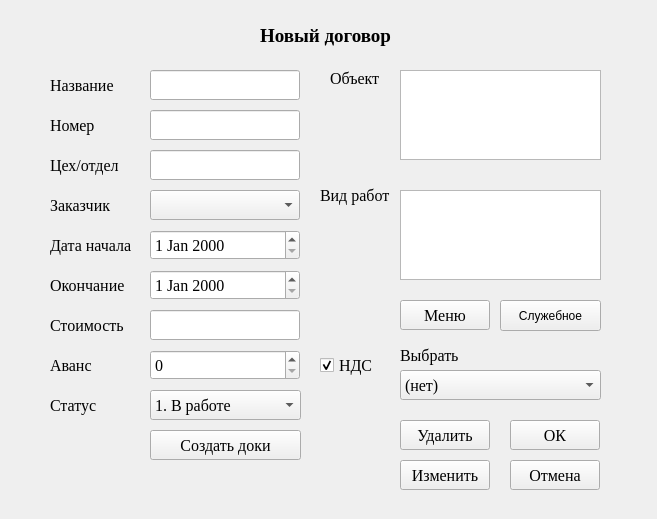
Qt form notebook/sourse/ui_files/new_contract.ui (SmolPO/my_helper) before a commit.
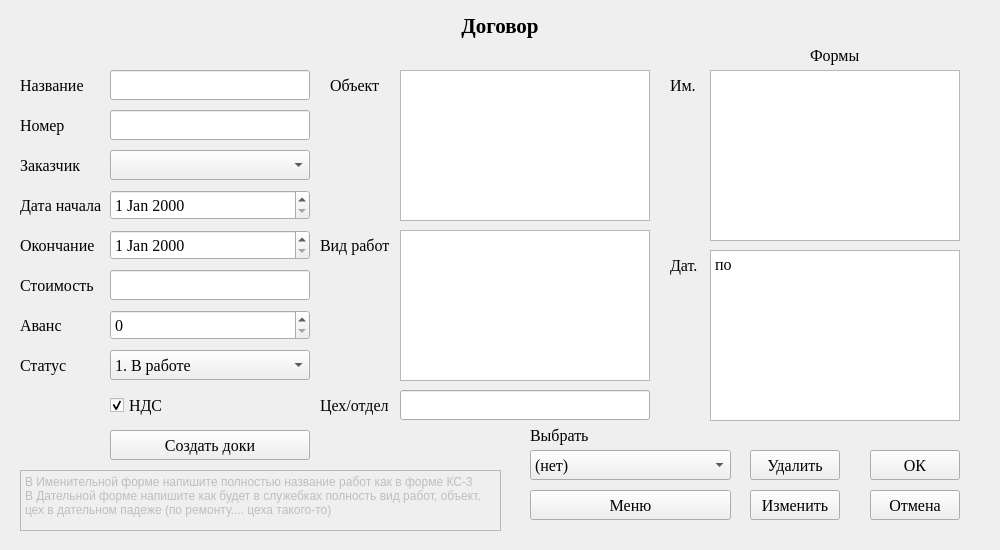
The same form after that commit.

```diff
--- a/notebook/sourse/ui_files/new_contract.ui
+++ b/notebook/sourse/ui_files/new_contract.ui
@@ -9,8 +9,8 @@
    <rect>
     <x>0</x>
     <y>0</y>
-    <width>657</width>
-    <height>519</height>
+    <width>1000</width>
+    <height>550</height>
    </rect>
   </property>
   <property name="windowTitle">
@@ -19,27 +19,30 @@
   <widget class="QLabel" name="label">
    <property name="geometry">
     <rect>
-     <x>260</x>
-     <y>20</y>
-     <width>161</width>
+     <x>400</x>
+     <y>10</y>
+     <width>200</width>
      <height>31</height>
     </rect>
    </property>
    <property name="font">
     <font>
      <family>Times New Roman</family>
-     <pointsize>14</pointsize>
+     <pointsize>16</pointsize>
      <bold>true</bold>
     </font>
    </property>
    <property name="text">
-    <string>Новый договор</string>
+    <string>Договор</string>
+   </property>
+   <property name="alignment">
+    <set>Qt::AlignCenter</set>
    </property>
   </widget>
   <widget class="QLabel" name="label_2">
    <property name="geometry">
     <rect>
-     <x>50</x>
+     <x>20</x>
      <y>70</y>
      <width>121</width>
      <height>30</height>
@@ -58,9 +61,9 @@
   <widget class="QLineEdit" name="name">
    <property name="geometry">
     <rect>
-     <x>150</x>
+     <x>110</x>
      <y>70</y>
-     <width>150</width>
+     <width>200</width>
      <height>30</height>
     </rect>
    </property>
@@ -74,8 +77,8 @@
   <widget class="QLabel" name="label_3">
    <property name="geometry">
     <rect>
-     <x>50</x>
-     <y>190</y>
+     <x>20</x>
+     <y>150</y>
      <width>81</width>
      <height>30</height>
     </rect>
@@ -95,8 +98,8 @@
     <rect>
      <x>400</x>
      <y>70</y>
-     <width>201</width>
-     <height>90</height>
+     <width>250</width>
+     <height>151</height>
     </rect>
    </property>
    <property name="font">
@@ -112,7 +115,7 @@
      <x>330</x>
      <y>70</y>
      <width>71</width>
-     <height>16</height>
+     <height>30</height>
     </rect>
    </property>
    <property name="font">
@@ -129,9 +132,9 @@
    <property name="geometry">
     <rect>
      <x>400</x>
-     <y>190</y>
-     <width>201</width>
-     <height>90</height>
+     <y>230</y>
+     <width>250</width>
+     <height>151</height>
     </rect>
    </property>
    <property name="font">
@@ -145,8 +148,8 @@
    <property name="geometry">
     <rect>
      <x>320</x>
-     <y>180</y>
-     <width>111</width>
+     <y>230</y>
+     <width>81</width>
      <height>31</height>
     </rect>
    </property>
@@ -163,9 +166,9 @@
   <widget class="QLineEdit" name="part">
    <property name="geometry">
     <rect>
-     <x>150</x>
-     <y>150</y>
-     <width>150</width>
+     <x>400</x>
+     <y>390</y>
+     <width>250</width>
      <height>30</height>
     </rect>
    </property>
@@ -179,8 +182,8 @@
   <widget class="QLabel" name="label_6">
    <property name="geometry">
     <rect>
-     <x>50</x>
-     <y>150</y>
+     <x>320</x>
+     <y>390</y>
      <width>91</width>
      <height>30</height>
     </rect>
@@ -198,8 +201,8 @@
   <widget class="QPushButton" name="b_cancel">
    <property name="geometry">
     <rect>
-     <x>510</x>
-     <y>460</y>
+     <x>870</x>
+     <y>490</y>
      <width>90</width>
      <height>30</height>
     </rect>
@@ -217,8 +220,8 @@
   <widget class="QPushButton" name="b_ok">
    <property name="geometry">
     <rect>
-     <x>510</x>
-     <y>420</y>
+     <x>870</x>
+     <y>450</y>
      <width>90</width>
      <height>30</height>
     </rect>
@@ -236,9 +239,9 @@
   <widget class="QLineEdit" name="number">
    <property name="geometry">
     <rect>
-     <x>150</x>
+     <x>110</x>
      <y>110</y>
-     <width>150</width>
+     <width>200</width>
      <height>30</height>
     </rect>
    </property>
@@ -252,7 +255,7 @@
   <widget class="QLabel" name="label_8">
    <property name="geometry">
     <rect>
-     <x>50</x>
+     <x>20</x>
      <y>110</y>
      <width>101</width>
      <height>30</height>
@@ -271,9 +274,9 @@
   <widget class="QDateEdit" name="date">
    <property name="geometry">
     <rect>
-     <x>150</x>
-     <y>230</y>
-     <width>150</width>
+     <x>110</x>
+     <y>190</y>
+     <width>200</width>
      <height>30</height>
     </rect>
    </property>
@@ -287,8 +290,8 @@
   <widget class="QLabel" name="label_9">
    <property name="geometry">
     <rect>
-     <x>50</x>
-     <y>230</y>
+     <x>20</x>
+     <y>190</y>
      <width>101</width>
      <height>30</height>
     </rect>
@@ -306,8 +309,8 @@
   <widget class="QComboBox" name="cb_select">
    <property name="geometry">
     <rect>
-     <x>400</x>
-     <y>370</y>
+     <x>530</x>
+     <y>450</y>
      <width>201</width>
      <height>30</height>
     </rect>
@@ -327,8 +330,8 @@
   <widget class="QLabel" name="label_10">
    <property name="geometry">
     <rect>
-     <x>400</x>
-     <y>340</y>
+     <x>530</x>
+     <y>420</y>
      <width>81</width>
      <height>30</height>
     </rect>
@@ -346,9 +349,9 @@
   <widget class="QComboBox" name="cb_comp">
    <property name="geometry">
     <rect>
-     <x>150</x>
-     <y>190</y>
-     <width>150</width>
+     <x>110</x>
+     <y>150</y>
+     <width>200</width>
      <height>30</height>
     </rect>
    </property>
@@ -362,8 +365,8 @@
   <widget class="QPushButton" name="b_change">
    <property name="geometry">
     <rect>
-     <x>400</x>
-     <y>460</y>
+     <x>750</x>
+     <y>490</y>
      <width>90</width>
      <height>30</height>
     </rect>
@@ -381,8 +384,8 @@
   <widget class="QPushButton" name="b_kill">
    <property name="geometry">
     <rect>
-     <x>400</x>
-     <y>420</y>
+     <x>750</x>
+     <y>450</y>
      <width>90</width>
      <height>30</height>
     </rect>
@@ -400,9 +403,9 @@
   <widget class="QDateEdit" name="date_end">
    <property name="geometry">
     <rect>
-     <x>150</x>
-     <y>270</y>
-     <width>150</width>
+     <x>110</x>
+     <y>230</y>
+     <width>200</width>
      <height>30</height>
     </rect>
    </property>
@@ -416,9 +419,9 @@
   <widget class="QLineEdit" name="price">
    <property name="geometry">
     <rect>
-     <x>150</x>
-     <y>310</y>
-     <width>150</width>
+     <x>110</x>
+     <y>270</y>
+     <width>200</width>
      <height>30</height>
     </rect>
    </property>
@@ -432,8 +435,8 @@
   <widget class="QLabel" name="label_11">
    <property name="geometry">
     <rect>
-     <x>50</x>
-     <y>270</y>
+     <x>20</x>
+     <y>230</y>
      <width>101</width>
      <height>30</height>
     </rect>
@@ -451,8 +454,8 @@
   <widget class="QLabel" name="label_12">
    <property name="geometry">
     <rect>
-     <x>50</x>
-     <y>310</y>
+     <x>20</x>
+     <y>270</y>
      <width>101</width>
      <height>30</height>
     </rect>
@@ -470,8 +473,8 @@
   <widget class="QCheckBox" name="nds">
    <property name="geometry">
     <rect>
-     <x>320</x>
-     <y>350</y>
+     <x>110</x>
+     <y>390</y>
      <width>76</width>
      <height>30</height>
     </rect>
@@ -495,9 +498,9 @@
   <widget class="QSpinBox" name="avans">
    <property name="geometry">
     <rect>
-     <x>150</x>
-     <y>350</y>
-     <width>150</width>
+     <x>110</x>
+     <y>310</y>
+     <width>200</width>
      <height>30</height>
     </rect>
    </property>
@@ -511,8 +514,8 @@
   <widget class="QLabel" name="label_13">
    <property name="geometry">
     <rect>
-     <x>50</x>
-     <y>350</y>
+     <x>20</x>
+     <y>310</y>
      <width>49</width>
      <height>30</height>
     </rect>
@@ -530,9 +533,9 @@
   <widget class="QComboBox" name="status">
    <property name="geometry">
     <rect>
-     <x>150</x>
-     <y>390</y>
-     <width>151</width>
+     <x>110</x>
+     <y>350</y>
+     <width>200</width>
      <height>30</height>
     </rect>
    </property>
@@ -561,8 +564,8 @@
   <widget class="QLabel" name="label_14">
    <property name="geometry">
     <rect>
-     <x>50</x>
-     <y>390</y>
+     <x>20</x>
+     <y>350</y>
      <width>49</width>
      <height>30</height>
     </rect>
@@ -580,9 +583,9 @@
   <widget class="QPushButton" name="b_docs">
    <property name="geometry">
     <rect>
-     <x>150</x>
+     <x>110</x>
      <y>430</y>
-     <width>151</width>
+     <width>200</width>
      <height>30</height>
     </rect>
    </property>
@@ -599,9 +602,9 @@
   <widget class="QPushButton" name="b_menu">
    <property name="geometry">
     <rect>
-     <x>400</x>
-     <y>300</y>
-     <width>90</width>
+     <x>530</x>
+     <y>490</y>
+     <width>201</width>
      <height>30</height>
     </rect>
    </property>
@@ -615,17 +618,121 @@
     <string>Меню</string>
    </property>
   </widget>
-  <widget class="QPushButton" name="fs">
+  <widget class="QTextEdit" name="nomn">
    <property name="geometry">
     <rect>
-     <x>500</x>
-     <y>300</y>
-     <width>101</width>
-     <height>31</height>
+     <x>710</x>
+     <y>70</y>
+     <width>250</width>
+     <height>171</height>
     </rect>
    </property>
+   <property name="font">
+    <font>
+     <family>Times New Roman</family>
+     <pointsize>12</pointsize>
+    </font>
+   </property>
+  </widget>
+  <widget class="QTextEdit" name="datv">
+   <property name="geometry">
+    <rect>
+     <x>710</x>
+     <y>250</y>
+     <width>250</width>
+     <height>171</height>
+    </rect>
+   </property>
+   <property name="font">
+    <font>
+     <family>Times New Roman</family>
+     <pointsize>12</pointsize>
+    </font>
+   </property>
+   <property name="html">
+    <string>&lt;!DOCTYPE HTML PUBLIC &quot;-//W3C//DTD HTML 4.0//EN&quot; &quot;http://www.w3.org/TR/REC-html40/strict.dtd&quot;&gt;
+&lt;html&gt;&lt;head&gt;&lt;meta name=&quot;qrichtext&quot; content=&quot;1&quot; /&gt;&lt;meta charset=&quot;utf-8&quot; /&gt;&lt;style type=&quot;text/css&quot;&gt;
+p, li { white-space: pre-wrap; }
+&lt;/style&gt;&lt;/head&gt;&lt;body style=&quot; font-family:'Times New Roman'; font-size:12pt; font-weight:400; font-style:normal;&quot;&gt;
+&lt;p style=&quot; margin-top:0px; margin-bottom:0px; margin-left:0px; margin-right:0px; -qt-block-indent:0; text-indent:0px;&quot;&gt;по &lt;/p&gt;&lt;/body&gt;&lt;/html&gt;</string>
+   </property>
+  </widget>
+  <widget class="QLabel" name="label_7">
+   <property name="geometry">
+    <rect>
+     <x>670</x>
+     <y>70</y>
+     <width>41</width>
+     <height>30</height>
+    </rect>
+   </property>
+   <property name="font">
+    <font>
+     <family>Times New Roman</family>
+     <pointsize>12</pointsize>
+    </font>
+   </property>
    <property name="text">
-    <string>Служебное</string>
+    <string>Им.</string>
+   </property>
+  </widget>
+  <widget class="QLabel" name="label_15">
+   <property name="geometry">
+    <rect>
+     <x>670</x>
+     <y>250</y>
+     <width>41</width>
+     <height>30</height>
+    </rect>
+   </property>
+   <property name="font">
+    <font>
+     <family>Times New Roman</family>
+     <pointsize>12</pointsize>
+    </font>
+   </property>
+   <property name="text">
+    <string>Дат.</string>
+   </property>
+  </widget>
+  <widget class="QLabel" name="label_16">
+   <property name="geometry">
+    <rect>
+     <x>810</x>
+     <y>40</y>
+     <width>71</width>
+     <height>30</height>
+    </rect>
+   </property>
+   <property name="font">
+    <font>
+     <family>Times New Roman</family>
+     <pointsize>12</pointsize>
+    </font>
+   </property>
+   <property name="text">
+    <string>Формы</string>
+   </property>
+  </widget>
+  <widget class="QTextBrowser" name="textBrowser">
+   <property name="enabled">
+    <bool>false</bool>
+   </property>
+   <property name="geometry">
+    <rect>
+     <x>20</x>
+     <y>470</y>
+     <width>481</width>
+     <height>61</height>
+    </rect>
+   </property>
+   <property name="html">
+    <string>&lt;!DOCTYPE HTML PUBLIC &quot;-//W3C//DTD HTML 4.0//EN&quot; &quot;http://www.w3.org/TR/REC-html40/strict.dtd&quot;&gt;
+&lt;html&gt;&lt;head&gt;&lt;meta name=&quot;qrichtext&quot; content=&quot;1&quot; /&gt;&lt;meta charset=&quot;utf-8&quot; /&gt;&lt;style type=&quot;text/css&quot;&gt;
+p, li { white-space: pre-wrap; }
+&lt;/style&gt;&lt;/head&gt;&lt;body style=&quot; font-family:'Segoe UI'; font-size:9pt; font-weight:400; font-style:normal;&quot;&gt;
+&lt;p style=&quot; margin-top:0px; margin-bottom:0px; margin-left:0px; margin-right:0px; -qt-block-indent:0; text-indent:0px;&quot;&gt;В Именительной форме напишите полностью название работ как в форме КС-3&lt;/p&gt;
+&lt;p style=&quot; margin-top:0px; margin-bottom:0px; margin-left:0px; margin-right:0px; -qt-block-indent:0; text-indent:0px;&quot;&gt;В Дательной форме напишите как будет в служебках полность вид работ, объект, цех в дательном падеже (по ремонту.... цеха такого-то)&lt;/p&gt;&lt;/body&gt;&lt;/html&gt;</string>
    </property>
   </widget>
  </widget>
```
